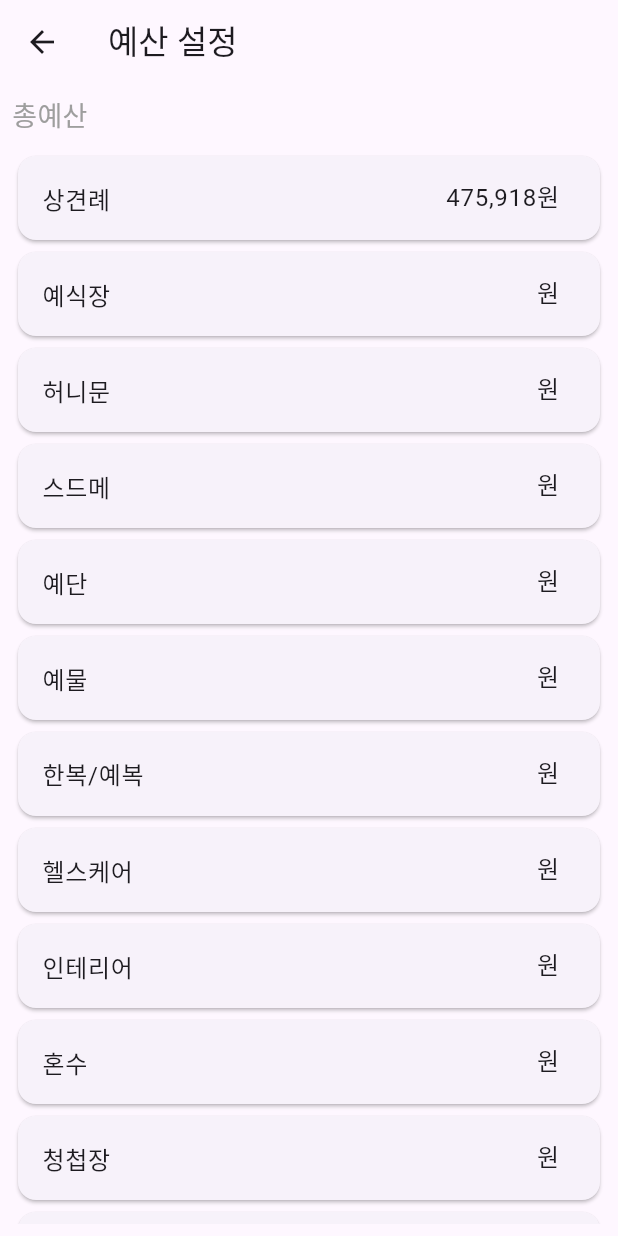
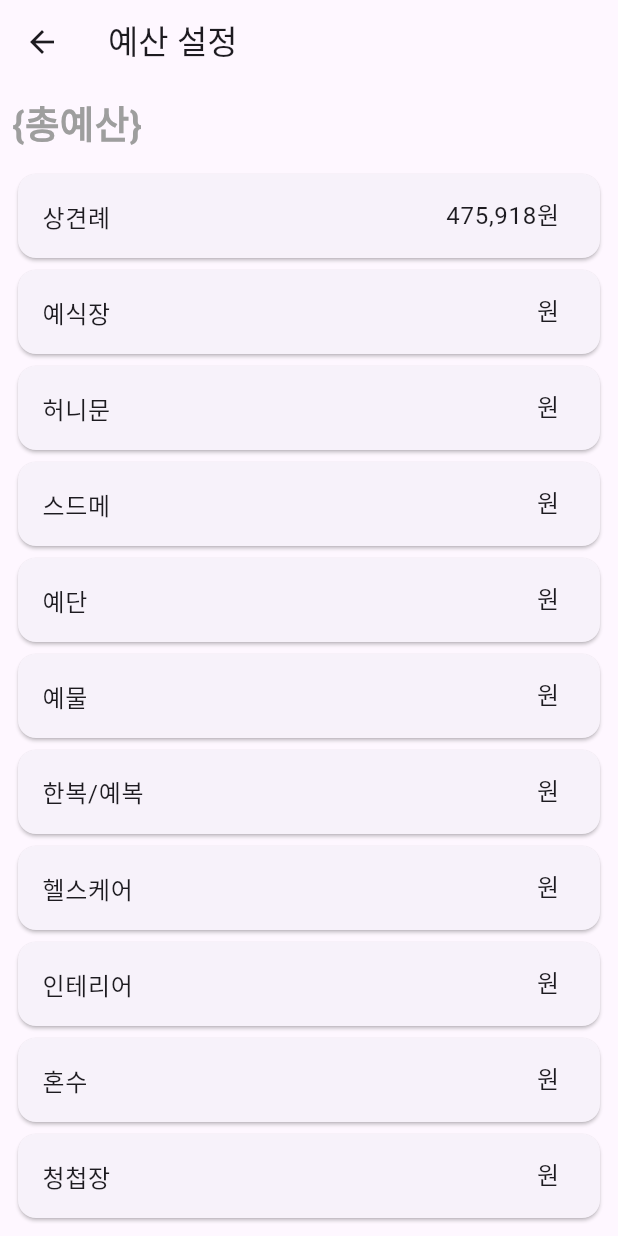
Before and after one commit to hongj0a/weddingApp, a Flutter app: the BudgetSetting screen opened directly, on a phone screen of 412 x 824 dp. Run offline on Flutter 3.47's test engine with Material 3 defaults, Android fonts, the phone set to English and light mode, and no system bars; our stand-ins replace flutter_colorpicker, font_awesome_flutter, table_calendar.

Commit message:
edited for budget_Setting page.

```diff
--- a/lib/screen/budget_setting.dart
+++ b/lib/screen/budget_setting.dart
@@ -33,7 +33,6 @@ class _BudgetSettingState extends State<BudgetSetting> {
       _focusNodes[item['label']!] = FocusNode();
     }
   }
-
 
   @override
   void dispose() {
@@ -74,12 +73,19 @@ class _BudgetSettingState extends State<BudgetSetting> {
             crossAxisAlignment: CrossAxisAlignment.start,
             children: [
               Text(
-                '총예산',
-                style: TextStyle(fontSize: 18.0, color: Colors.grey),
+                '{총예산}',
+                style: TextStyle(fontSize: 25.0,
+                    color: Colors.grey,
+                    fontWeight: FontWeight.w700),
               ),
               SizedBox(height: 10),
               Expanded(
-                child: ListView.builder(
+                child: SingleChildScrollView(
+                  child: Column(
+                    children: [
+                      ListView.builder(
+                        shrinkWrap: true,
+                        physics: NeverScrollableScrollPhysics(),
                         itemCount: budgetItems.length,
                         itemBuilder: (context, index) {
                           final item = budgetItems[index];
@@ -89,21 +95,32 @@ class _BudgetSettingState extends State<BudgetSetting> {
                               trailing: SizedBox(
                                 width: 100,
                                 child: TextFormField(
-                            controller: _controllers[item['label']],
-                            focusNode: _focusNodes[item['label']],
+                                  controller: _controllers[item['label']!],
+                                  focusNode: _focusNodes[item['label']!],
                                   decoration: InputDecoration(
                                     border: InputBorder.none,
                                   ),
                                   keyboardType: TextInputType.number,
                                   textAlign: TextAlign.end,
                                   onTap: () {
-                              _focusNodes[item['label']]!.requestFocus();
+                                    _focusNodes[item['label']!]!.requestFocus();
                                   },
                                 ),
                               ),
                             ),
                           );
                         },
+                      ),
+                      SizedBox(height: 10),
+                      Container(
+                        width: double.infinity, // ListTile의 너비에 맞게 설정
+                        child: ElevatedButton(
+                          onPressed: _showAddItemDialog,
+                          child: Text('추가하기'),
+                        ),
+                      ),
+                    ],
+                  ),
                 ),
               ),
             ],
@@ -112,4 +129,41 @@ class _BudgetSettingState extends State<BudgetSetting> {
       ),
     );
   }
+
+  void _showAddItemDialog() {
+    TextEditingController controller = TextEditingController();
+
+    showDialog(
+      context: context,
+      builder: (BuildContext context) {
+        return AlertDialog(
+          title: Text('예산 항목 추가'),
+          content: TextField(
+            controller: controller,
+            decoration: InputDecoration(hintText: '항목명을 입력하세요'),
+          ),
+          actions: <Widget>[
+            TextButton(
+              child: Text('취소'),
+              onPressed: () {
+                Navigator.of(context).pop();
+              },
+            ),
+            TextButton(
+              child: Text('추가'),
+              onPressed: () {
+                setState(() {
+                  String newItemLabel = controller.text.trim();
+                  budgetItems.add({'label': newItemLabel, 'amount': ''});
+                  _controllers[newItemLabel] = TextEditingController(text: '원');
+                  _focusNodes[newItemLabel] = FocusNode();
+                });
+                Navigator.of(context).pop();
+              },
+            ),
+          ],
+        );
+      },
+    );
   }
+}
```
Lines whose indentation alone changed are shown as unchanged.
